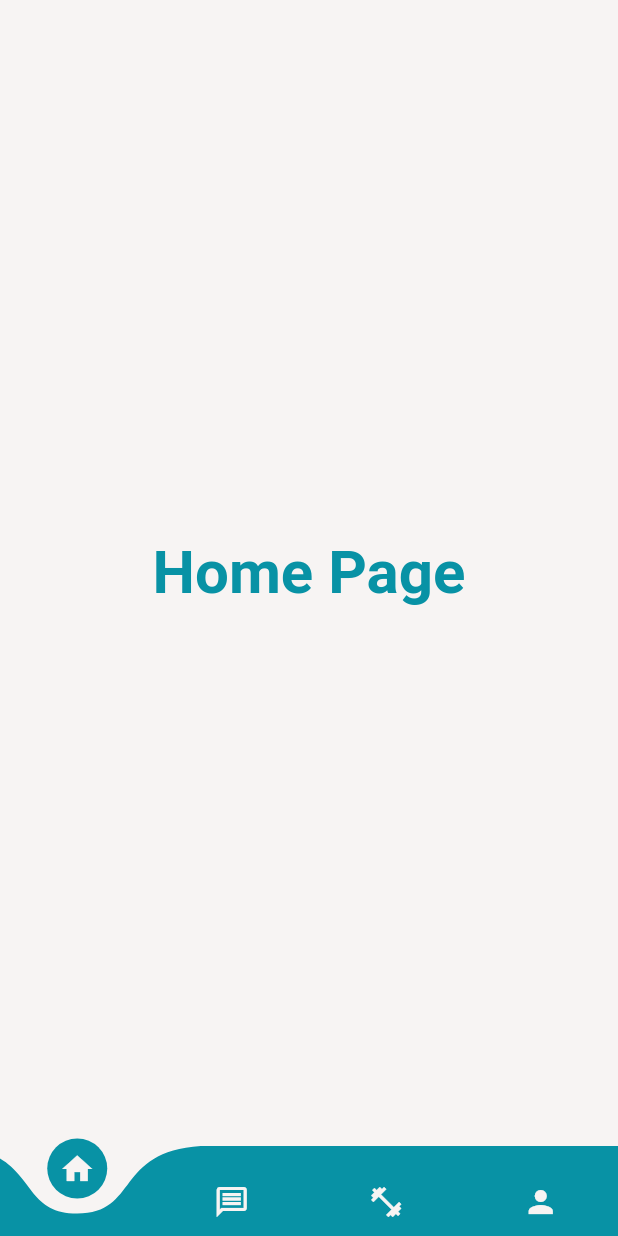
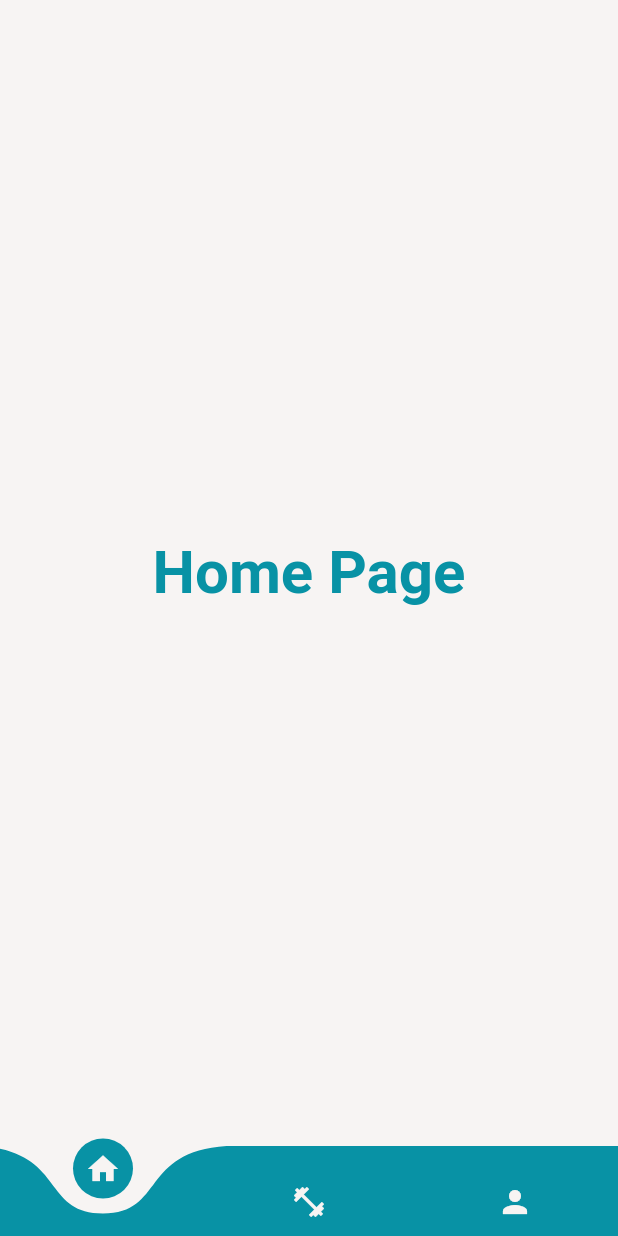
Before and after one commit to AnthonyBeerus/project_kaizen, a Flutter app: the screen it shows after launch, on a phone screen of 412 x 824 dp. Run offline on Flutter 3.47's test engine with Material 2 defaults, Android fonts, the phone set to English and light mode, and no system bars; drawn by our look-alikes of curved_navigation_bar; our stand-ins replace flutter_speed_dial.

Commit message:
Mid changes

```diff
--- a/lib/pages/home_page.dart
+++ b/lib/pages/home_page.dart
@@ -27,9 +27,8 @@ class _HomePageState extends State<HomePage> {
 
   final List<Widget> _pages = [
     const Home(),
-    const MessageScreen(),
     const Workout(),
-    const Settings(),
+    const Settings()
   ];
   @override
   Widget build(BuildContext context) {
@@ -44,7 +43,6 @@ class _HomePageState extends State<HomePage> {
         height: 60,
         items: [
           Icon(Icons.home, color: primaryColor,),
-          Icon(Icons.message_outlined, color: primaryColor),
           Icon(Icons.fitness_center, color: primaryColor),
           Icon(Icons.person, color: primaryColor),
         ],
--- a/lib/pages/workout.dart
+++ b/lib/pages/workout.dart
@@ -1,7 +1,9 @@
 // ignore_for_file: use_full_hex_values_for_flutter_colors
 
 import 'package:flutter/material.dart';
+import 'package:flutter_speed_dial/flutter_speed_dial.dart';
 import 'package:phenom_fitness/themes/colors.dart';
+import 'package:phenom_fitness/widgets/floating_action.dart';
 
 class Workout extends StatefulWidget {
   const Workout({super.key});
@@ -23,7 +25,7 @@ class _WorkoutState extends State<Workout> {
             fontSize: 50,
             fontWeight: FontWeight.bold,
             fontFamily: 'Roboto',
-          ),
+            ),
         ),
       ),
     );
```
